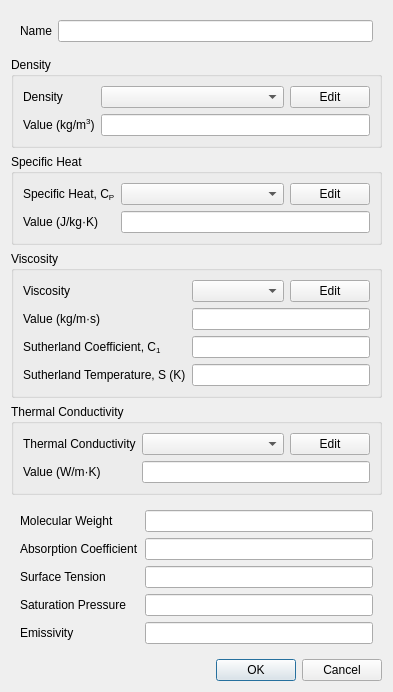
Before: the Qt Designer form view/setup/materials/material_dialog.ui in nextfoam/baram, drawn with Qt 5.
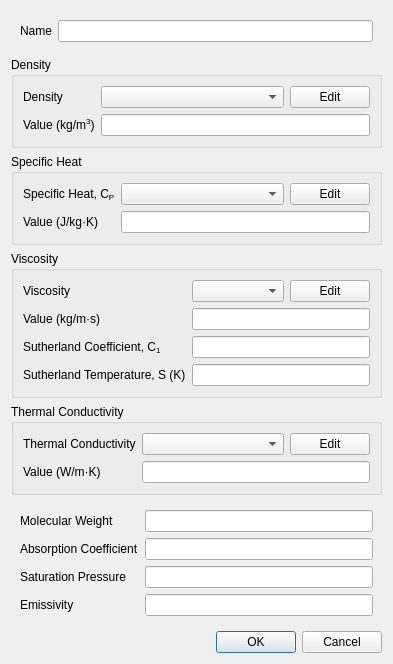
After: the same form once the commit is applied.

Commit message: Issue #212 Wall boundary condtion에 Contact Angle 설정 추가 Issue #209 Material 정의에서 surface tension 속성 삭제

The edit to the form file:
```diff
--- a/view/setup/materials/material_dialog.ui
+++ b/view/setup/materials/material_dialog.ui
@@ -7,7 +7,7 @@
     <x>0</x>
     <y>0</y>
     <width>377</width>
-    <height>676</height>
+    <height>652</height>
    </rect>
   </property>
   <property name="windowTitle">
@@ -328,33 +328,23 @@
        <widget class="QLineEdit" name="absorptionCoefficient"/>
       </item>
       <item row="2" column="0">
-       <widget class="QLabel" name="surfaceTensionLabel">
-        <property name="text">
-         <string>Surface Tension</string>
-        </property>
-       </widget>
-      </item>
-      <item row="2" column="1">
-       <widget class="QLineEdit" name="surfaceTension"/>
-      </item>
-      <item row="3" column="0">
        <widget class="QLabel" name="saturationPressureLabel">
         <property name="text">
          <string>Saturation Pressure</string>
         </property>
        </widget>
       </item>
-      <item row="3" column="1">
+      <item row="2" column="1">
        <widget class="QLineEdit" name="saturationPressure"/>
       </item>
-      <item row="4" column="0">
+      <item row="3" column="0">
        <widget class="QLabel" name="emissivityLabel">
         <property name="text">
          <string>Emissivity</string>
         </property>
        </widget>
       </item>
-      <item row="4" column="1">
+      <item row="3" column="1">
        <widget class="QLineEdit" name="emissivity"/>
       </item>
      </layout>
```
The commit also changes 11 other files.
